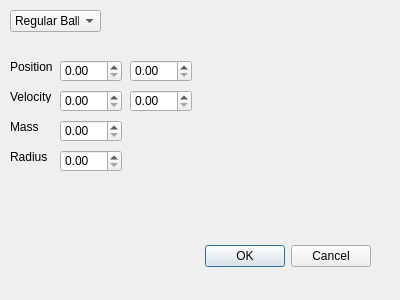
Above: balls/adddialog.ui from MikeKneeB/BallSimulation before the change. Below: the same form after it.
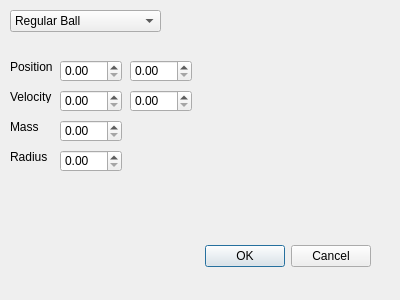
That is the form after the change.

Diff of the .ui file:
```diff
--- a/balls/adddialog.ui
+++ b/balls/adddialog.ui
@@ -34,7 +34,7 @@
     <rect>
      <x>10</x>
      <y>10</y>
-     <width>91</width>
+     <width>151</width>
      <height>22</height>
     </rect>
    </property>
```
Left out of the diff: 5 changed lines with no effect on the pictures.
